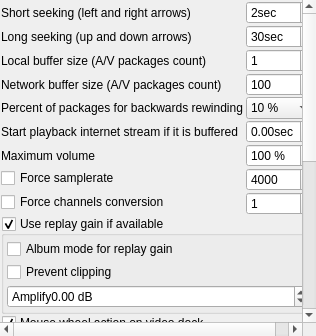
Above: src/gui/Ui/SettingsPlayback.ui from zaps166/QMPlay2 before the change. Below: the same form after it.
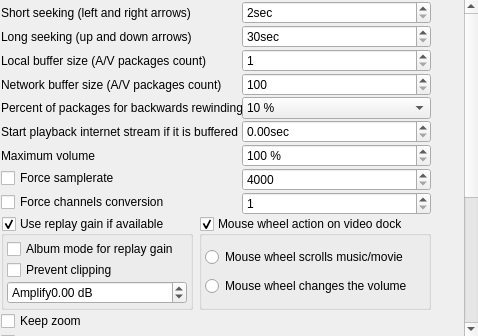
That is the form after the change.

```diff
--- a/src/gui/Ui/SettingsPlayback.ui
+++ b/src/gui/Ui/SettingsPlayback.ui
@@ -28,22 +28,99 @@
        <rect>
         <x>0</x>
         <y>0</y>
-        <width>391</width>
-        <height>653</height>
+        <width>533</width>
+        <height>582</height>
        </rect>
       </property>
-      <layout class="QVBoxLayout" name="verticalLayout_3">
-       <property name="spacing">
+      <layout class="QGridLayout" name="gridLayout">
+       <property name="verticalSpacing">
         <number>1</number>
        </property>
        <property name="margin">
         <number>1</number>
        </property>
-       <item>
+       <item row="1" column="0">
+        <widget class="QGroupBox" name="replayGain">
+         <property name="title">
+          <string>Use replay gain if available</string>
+         </property>
+         <property name="checkable">
+          <bool>true</bool>
+         </property>
+         <layout class="QVBoxLayout" name="verticalLayout">
+          <property name="spacing">
+           <number>1</number>
+          </property>
+          <property name="margin">
+           <number>3</number>
+          </property>
+          <item>
+           <widget class="QCheckBox" name="replayGainAlbum">
+            <property name="text">
+             <string>Album mode for replay gain</string>
+            </property>
+           </widget>
+          </item>
+          <item>
+           <widget class="QCheckBox" name="replayGainPreventClipping">
+            <property name="text">
+             <string>Prevent clipping</string>
+            </property>
+           </widget>
+          </item>
+          <item>
+           <widget class="QDoubleSpinBox" name="replayGainPreamp">
+            <property name="prefix">
+             <string>Amplify</string>
+            </property>
+            <property name="suffix">
+             <string notr="true"> dB</string>
+            </property>
+            <property name="minimum">
+             <double>-15.000000000000000</double>
+            </property>
+            <property name="maximum">
+             <double>15.000000000000000</double>
+            </property>
+           </widget>
+          </item>
+         </layout>
+        </widget>
+       </item>
+       <item row="1" column="1">
+        <widget class="QGroupBox" name="wheelActionB">
+         <property name="title">
+          <string>Mouse wheel action on video dock</string>
+         </property>
+         <property name="checkable">
+          <bool>true</bool>
+         </property>
+         <layout class="QVBoxLayout" name="verticalLayout_2">
+          <property name="spacing">
+           <number>1</number>
+          </property>
+          <property name="margin">
+           <number>3</number>
+          </property>
+          <item>
+           <widget class="QRadioButton" name="wheelSeekB">
+            <property name="text">
+             <string>Mouse wheel scrolls music/movie</string>
+            </property>
+           </widget>
+          </item>
+          <item>
+           <widget class="QRadioButton" name="wheelVolumeB">
+            <property name="text">
+             <string>Mouse wheel changes the volume</string>
+            </property>
+           </widget>
+          </item>
+         </layout>
+        </widget>
+       </item>
+       <item row="0" column="0" colspan="2">
         <layout class="QFormLayout" name="formLayout">
-         <property name="horizontalSpacing">
-          <number>3</number>
-         </property>
          <property name="verticalSpacing">
           <number>1</number>
          </property>
@@ -226,164 +303,110 @@
          </item>
         </layout>
        </item>
-       <item>
-        <widget class="QGroupBox" name="replayGain">
-         <property name="title">
-          <string>Use replay gain if available</string>
+       <item row="1" column="2">
+        <spacer name="horizontalSpacer">
+         <property name="orientation">
+          <enum>Qt::Horizontal</enum>
          </property>
-         <property name="checkable">
-          <bool>true</bool>
+         <property name="sizeHint" stdset="0">
+          <size>
+           <width>40</width>
+           <height>20</height>
+          </size>
          </property>
-         <layout class="QVBoxLayout" name="verticalLayout">
-          <property name="spacing">
-           <number>3</number>
-          </property>
-          <property name="margin">
-           <number>3</number>
-          </property>
-          <item>
-           <widget class="QCheckBox" name="replayGainAlbum">
-            <property name="text">
-             <string>Album mode for replay gain</string>
-            </property>
-           </widget>
-          </item>
-          <item>
-           <widget class="QCheckBox" name="replayGainPreventClipping">
-            <property name="text">
-             <string>Prevent clipping</string>
-            </property>
-           </widget>
-          </item>
-          <item>
-           <widget class="QDoubleSpinBox" name="replayGainPreamp">
-            <property name="prefix">
-             <string>Amplify</string>
-            </property>
-            <property name="suffix">
-             <string notr="true"> dB</string>
-            </property>
-            <property name="minimum">
-             <double>-15.000000000000000</double>
-            </property>
-            <property name="maximum">
-             <double>15.000000000000000</double>
-            </property>
-           </widget>
-          </item>
-         </layout>
-        </widget>
+        </spacer>
        </item>
-       <item>
-        <widget class="QGroupBox" name="wheelActionB">
-         <property name="title">
-          <string>Mouse wheel action on video dock</string>
+       <item row="15" column="0" colspan="3">
+        <spacer name="verticalSpacer">
+         <property name="orientation">
+          <enum>Qt::Vertical</enum>
          </property>
-         <property name="checkable">
-          <bool>true</bool>
+         <property name="sizeHint" stdset="0">
+          <size>
+           <width>20</width>
+           <height>40</height>
+          </size>
          </property>
-         <layout class="QVBoxLayout" name="verticalLayout_2">
-          <property name="spacing">
-           <number>3</number>
-          </property>
-          <property name="margin">
-           <number>3</number>
-          </property>
-          <item>
-           <widget class="QRadioButton" name="wheelSeekB">
-            <property name="text">
-             <string>Mouse wheel scrolls music/movie</string>
-            </property>
-           </widget>
-          </item>
-          <item>
-           <widget class="QRadioButton" name="wheelVolumeB">
-            <property name="text">
-             <string>Mouse wheel changes the volume</string>
-            </property>
-           </widget>
-          </item>
-         </layout>
-        </widget>
+        </spacer>
        </item>
-       <item>
-        <widget class="QCheckBox" name="keepZoom">
-         <property name="text">
-          <string>Keep zoom</string>
-         </property>
-        </widget>
-       </item>
-       <item>
+       <item row="4" column="0" colspan="2">
         <widget class="QCheckBox" name="showBufferedTimeOnSlider">
          <property name="text">
           <string>Show buffered data indicator on slider</string>
          </property>
         </widget>
        </item>
-       <item>
+       <item row="5" column="0" colspan="2">
         <widget class="QCheckBox" name="keepARatio">
          <property name="text">
           <string>Keep aspect ratio</string>
          </property>
         </widget>
        </item>
-       <item>
+       <item row="3" column="0" colspan="2">
+        <widget class="QCheckBox" name="keepZoom">
+         <property name="text">
+          <string>Keep zoom</string>
+         </property>
+        </widget>
+       </item>
+       <item row="6" column="0" colspan="2">
         <widget class="QCheckBox" name="savePos">
          <property name="text">
           <string>Remember playback position</string>
          </property>
         </widget>
        </item>
-       <item>
+       <item row="7" column="0" colspan="2">
         <widget class="QCheckBox" name="keepSubtitlesDelay">
          <property name="text">
           <string>Keep subtitles delay</string>
          </property>
         </widget>
        </item>
-       <item>
+       <item row="8" column="0" colspan="2">
         <widget class="QCheckBox" name="keepSubtitlesScale">
          <property name="text">
           <string>Keep subtitles scale</string>
          </property>
         </widget>
        </item>
-       <item>
+       <item row="9" column="0" colspan="2">
         <widget class="QCheckBox" name="keepSpeed">
          <property name="text">
           <string>Keep speed</string>
          </property>
         </widget>
        </item>
-       <item>
+       <item row="10" column="0" colspan="2">
         <widget class="QCheckBox" name="keepVideoDelay">
          <property name="text">
           <string>Keep video delay</string>
          </property>
         </widget>
        </item>
-       <item>
+       <item row="11" column="0" colspan="2">
         <widget class="QCheckBox" name="syncVtoA">
          <property name="text">
           <string>Video to audio sync (frame skipping)</string>
          </property>
         </widget>
        </item>
-       <item>
+       <item row="12" column="0" colspan="2">
         <widget class="QCheckBox" name="silence">
          <property name="text">
           <string>Fade sound</string>
          </property>
         </widget>
        </item>
-       <item>
+       <item row="13" column="0" colspan="2">
         <widget class="QCheckBox" name="restoreVideoEq">
          <property name="text">
           <string>Remember video equalizer settings</string>
          </property>
         </widget>
        </item>
-       <item>
+       <item row="14" column="0" colspan="2">
         <widget class="QCheckBox" name="ignorePlaybackError">
          <property name="text">
           <string>Play next entry after playback error</string>
```
Left out of the diff: 33 changed lines with no effect on the pictures.
